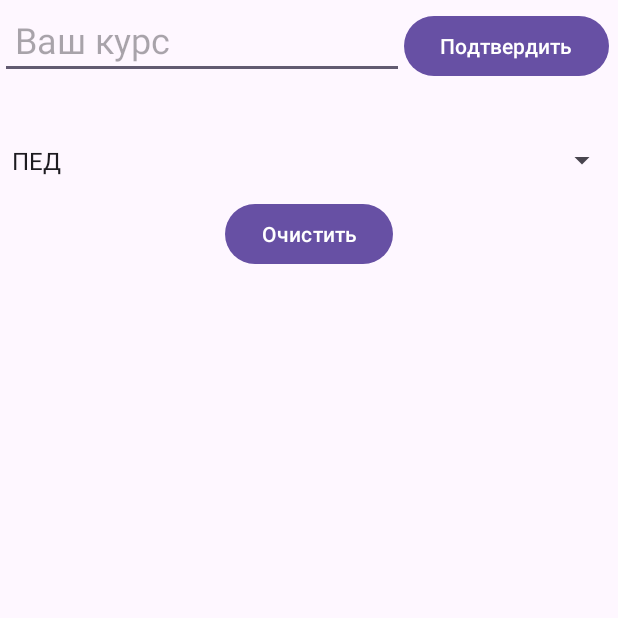
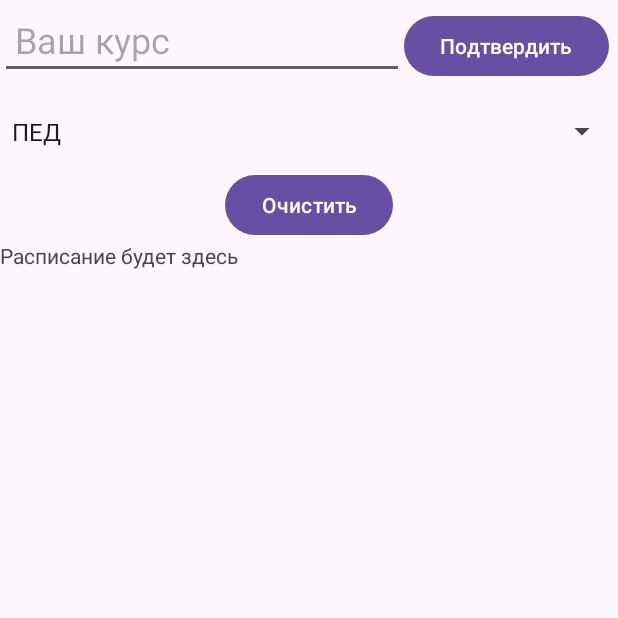
Before and after one commit to unclled/vyatsuApp, an Android app: the screen it shows after launch (MainActivity), after a tap on "Подтвердить", on a phone screen of 412 x 824 dp, the top half of it. Run offline under Robolectric (Android 15) with nearby library versions, the phone set to English and light mode, and no system bars.

Commit message:
connect_Vyatsu

```diff
--- a/app/src/main/AndroidManifest.xml
+++ b/app/src/main/AndroidManifest.xml
@@ -2,7 +2,7 @@
 <manifest xmlns:android="http://schemas.android.com/apk/res/android"
     xmlns:tools="http://schemas.android.com/tools">
 
-    <uses-permission android:name="android.permission.INTERNET"/>
+    <uses-permission android:name="android.permission.INTERNET" />
 
     <application
         android:allowBackup="true"
--- a/app/src/main/java/com/example/vyatsuapp/MainActivity.java
+++ b/app/src/main/java/com/example/vyatsuapp/MainActivity.java
@@ -1,7 +1,7 @@
 package com.example.vyatsuapp;
 
 import static com.example.vyatsuapp.utils.NetworkUtils.generateURL;
-import static com.example.vyatsuapp.utils.NetworkUtils.getResponseFromURL;
+import static com.example.vyatsuapp.utils.ParseToGetFaculties.getFaculties;
 
 import androidx.appcompat.app.AppCompatActivity;
 
@@ -13,24 +13,40 @@ import android.widget.Button;
 import android.widget.EditText;
 import android.widget.Spinner;
 import android.widget.TextView;
+import android.widget.Toast;
+
+import org.jsoup.Jsoup;
+import org.jsoup.nodes.Document;
 
 import java.io.IOException;
 import java.net.URL;
 
 public class MainActivity extends AppCompatActivity {
     private TextView result;
-
+    private static final String VyatsuTimeTableURL = "https://www.vyatsu.ru/studentu-1/spravochnaya-informatsiya/raspisanie-zanyatiy-dlya-studentov.html";
     String[] faculty = {"ПЕД", "ИБиБ", "ХиЭ", "ФАВТ", "ФИПНиК", "ФКиФМН"};
 
-    class QueryTask extends AsyncTask<URL, Void, String> {
+    private class NetworkTask extends AsyncTask<Void, Void, Document> {
         @Override
-        protected String doInBackground(URL... urls) {
-            return getResponseFromURL(urls[0]);
+        protected Document doInBackground(Void... params) {
+            try {
+                return Jsoup.connect(VyatsuTimeTableURL).get();
+            } catch (IOException e) {
+                e.printStackTrace();
+                return null;
+            }
         }
 
         @Override
-        protected void onPostExecute(String response) {
-            result.setText(response);
+        protected void onPostExecute(Document document) {
+            if (document != null) {
+                var faculty = document.select("h4");
+                String facultyText = faculty.text();
+
+                result.setText(facultyText);
+            } else {
+
+            }
         }
     }
 
@@ -54,8 +70,7 @@ public class MainActivity extends AppCompatActivity {
         View.OnClickListener onClickListener = new View.OnClickListener() {
             @Override
             public void onClick(View v) {
-                URL generatedURL = generateURL();
-                new QueryTask().execute(generatedURL);
+                new NetworkTask().execute();
             }
         };
 
--- a/app/src/main/java/com/example/vyatsuapp/utils/NetworkUtils.java
+++ b/app/src/main/java/com/example/vyatsuapp/utils/NetworkUtils.java
@@ -10,7 +10,7 @@ import java.net.URL;
 import java.util.Scanner;
 
 public class NetworkUtils {
-    private static final String VyatsuTimeTableURL = "";
+    private static final String VyatsuTimeTableURL = "https://www.vyatsu.ru/studentu-1/spravochnaya-informatsiya/raspisanie-zanyatiy-dlya-studentov.html";
     private static final String fullTimeTimeTable = "";
 
     public static URL generateURL() {
--- a/app/src/main/res/layout/activity_main.xml
+++ b/app/src/main/res/layout/activity_main.xml
@@ -32,6 +32,19 @@
 
     </LinearLayout>
 
+    <Spinner
+        android:id="@+id/chooseFaculty"
+        android:layout_width="match_parent"
+        android:layout_height="50dp"/>
+
+    <Button
+        android:id="@+id/clear_button"
+        android:layout_width="match_parent"
+        android:layout_height="wrap_content"
+        android:insetLeft="150dp"
+        android:insetRight="150dp"
+        android:text="@string/clear"/>
+
     <ScrollView
         android:layout_width="wrap_content"
         android:layout_height="wrap_content">
@@ -43,18 +56,5 @@
             android:text="@string/outTimetable" />
     </ScrollView>
 
-    <Spinner
-        android:id="@+id/chooseFaculty"
-        android:layout_width="match_parent"
-        android:layout_height="50dp"/>
-
-    <Button
-        android:id="@+id/clear_button"
-        android:layout_width="match_parent"
-        android:layout_height="wrap_content"
-        android:insetLeft="150dp"
-        android:insetRight="150dp"
-        android:text="Очистить"/>
-
 
 </LinearLayout>
--- a/app/src/main/res/values/strings.xml
+++ b/app/src/main/res/values/strings.xml
@@ -3,4 +3,5 @@
     <string name="Course">Ваш курс</string>
     <string name="confirm">Подтвердить</string>
     <string name="outTimetable">Расписание будет здесь</string>
+    <string name="clear">Очистить</string>
 </resources>
```
Also changed, not shown: app/build.gradle.kts (+4 -3 lines), app/src/main/java/com/example/vyatsuapp/utils/ParseToGetFaculties.java (added, +21 -0 lines).
